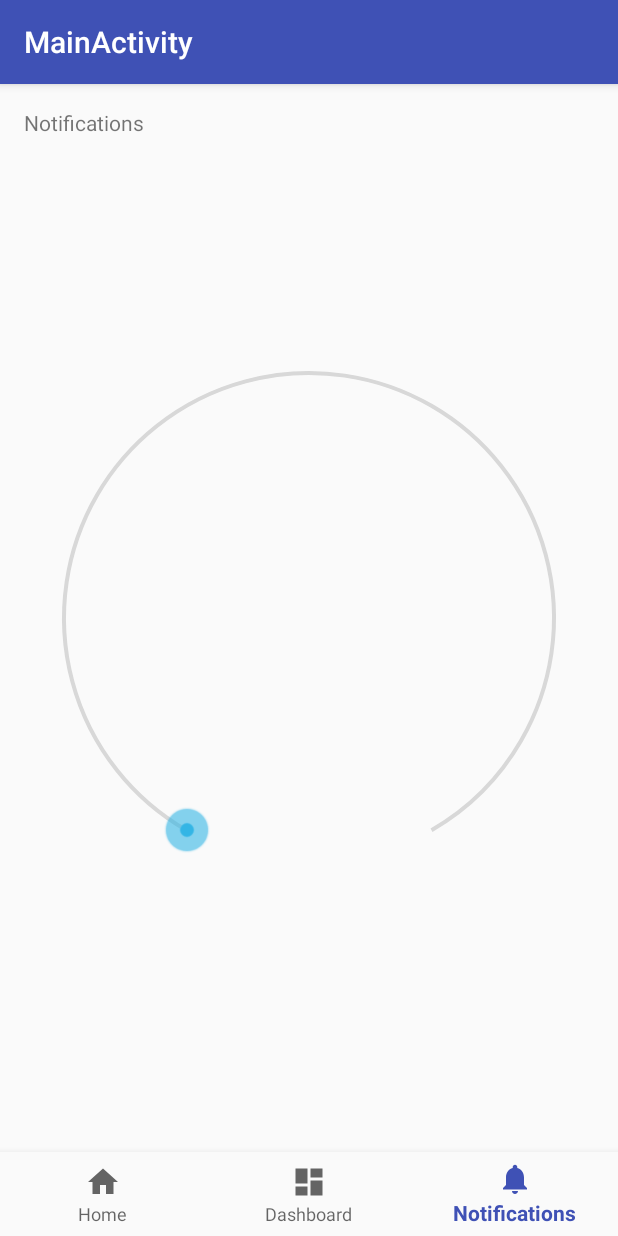
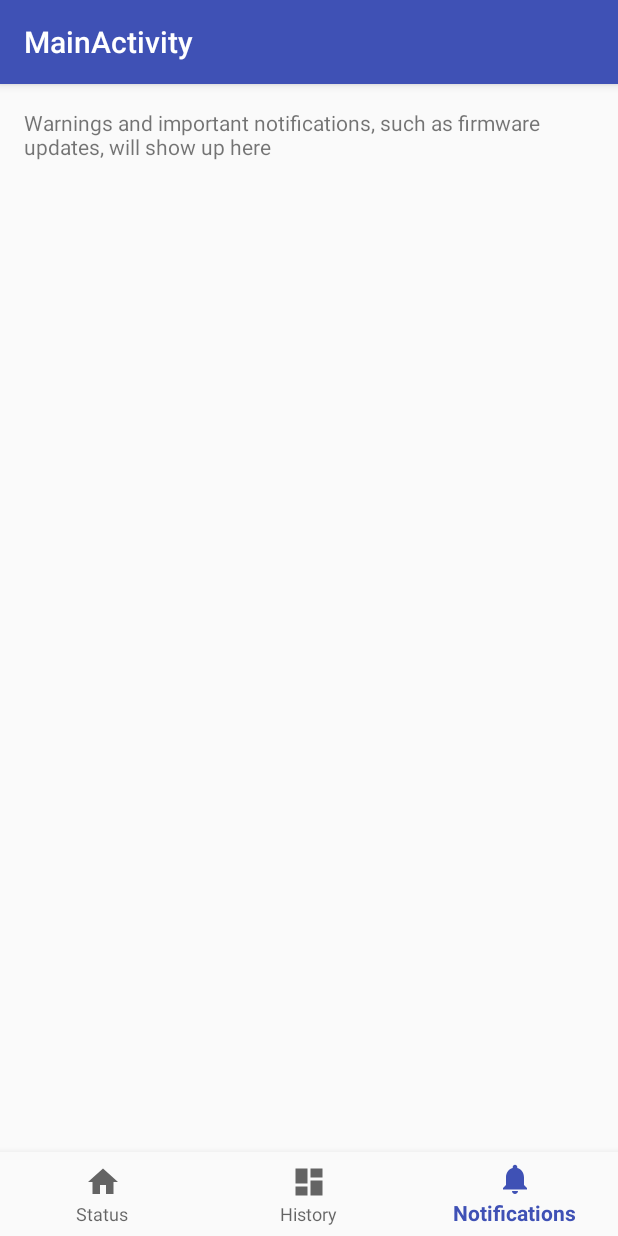
Before and after one commit to jbeaulieu/regal_iot, an Android app: the screen it shows after launch (MainActivity), item 3 of the bottom bar chosen, on a phone screen of 412 x 824 dp. Run offline under Robolectric (Android 15) with nearby library versions, the phone set to English and light mode, and no system bars.

Commit message:
Fragment support
Added individual fragments for each BottomNavigationView menu item

```diff
--- a/android/RegalIoT/app/build.gradle
+++ b/android/RegalIoT/app/build.gradle
@@ -28,5 +28,6 @@ dependencies {
     compile 'com.android.support:appcompat-v7:25.3.1'
     compile 'com.android.support:design:25.3.1'
     compile 'com.android.support:support-vector-drawable:25.3.1'
+    compile 'com.android.support:support-v4:25.3.1'
     testCompile 'junit:junit:4.12'
 }
--- a/android/RegalIoT/app/src/main/java/com/regal/iotdemo/MainActivity.java
+++ b/android/RegalIoT/app/src/main/java/com/regal/iotdemo/MainActivity.java
@@ -3,43 +3,49 @@ package com.regal.iotdemo;
 import android.os.Bundle;
 import android.support.annotation.NonNull;
 import android.support.design.widget.BottomNavigationView;
+import android.support.v4.app.Fragment;
+import android.support.v4.app.FragmentTransaction;
 import android.support.v7.app.AppCompatActivity;
 import android.view.MenuItem;
-import android.widget.TextView;
 
 public class MainActivity extends AppCompatActivity {
-
-    private TextView mTextMessage;
-
-    private BottomNavigationView.OnNavigationItemSelectedListener mOnNavigationItemSelectedListener
-            = new BottomNavigationView.OnNavigationItemSelectedListener() {
-
-        @Override
-        public boolean onNavigationItemSelected(@NonNull MenuItem item) {
-            switch (item.getItemId()) {
-                case R.id.navigation_home:
-                    mTextMessage.setText(R.string.title_home);
-                    return true;
-                case R.id.navigation_dashboard:
-                    mTextMessage.setText(R.string.title_dashboard);
-                    return true;
-                case R.id.navigation_notifications:
-                    mTextMessage.setText(R.string.title_notifications);
-                    return true;
-            }
-            return false;
-        }
-
-    };
 
     @Override
     protected void onCreate(Bundle savedInstanceState) {
         super.onCreate(savedInstanceState);
         setContentView(R.layout.activity_main);
+        BottomNavigationView bottomNavigationView = (BottomNavigationView)
+                findViewById(R.id.navigation);
 
-        mTextMessage = (TextView) findViewById(R.id.message);
-        BottomNavigationView navigation = (BottomNavigationView) findViewById(R.id.navigation);
-        navigation.setOnNavigationItemSelectedListener(mOnNavigationItemSelectedListener);
+        bottomNavigationView.setOnNavigationItemSelectedListener
+                (new BottomNavigationView.OnNavigationItemSelectedListener() {
+                    @Override
+                    public boolean onNavigationItemSelected(@NonNull MenuItem item) {
+                        Fragment selectedFragment = null;
+                        switch (item.getItemId()) {
+                            case R.id.navigation_home:
+                                selectedFragment = StatusFragment.newInstance();
+                                break;
+                            case R.id.navigation_dashboard:
+                                selectedFragment = HistoryFragment.newInstance();
+                                break;
+                            case R.id.navigation_notifications:
+                                selectedFragment = NotificationFragment.newInstance();
+                                break;
+                        }
+                        FragmentTransaction transaction = getSupportFragmentManager().beginTransaction();
+                        transaction.replace(R.id.frame_layout, selectedFragment);
+                        transaction.commit();
+                        return true;
+                    }
+                });
+
+        //Manually displaying the first fragment - one time only
+        FragmentTransaction transaction = getSupportFragmentManager().beginTransaction();
+        transaction.replace(R.id.frame_layout, StatusFragment.newInstance());
+        transaction.commit();
+
+        //Used to select an item programmatically
+        //bottomNavigationView.getMenu().getItem(2).setChecked(true);
     }
-
 }
--- /dev/null
+++ b/android/RegalIoT/app/src/main/java/com/regal/iotdemo/NotificationFragment.java
@@ -0,0 +1,25 @@
+package com.regal.iotdemo;
+
+import android.os.Bundle;
+import android.support.v4.app.Fragment;
+import android.view.LayoutInflater;
+import android.view.View;
+import android.view.ViewGroup;
+
+public class NotificationFragment extends Fragment {
+    public static NotificationFragment newInstance() {
+        NotificationFragment fragment = new NotificationFragment();
+        return fragment;
+    }
+
+    @Override
+    public void onCreate(Bundle savedInstanceState) {
+        super.onCreate(savedInstanceState);
+    }
+
+    @Override
+    public View onCreateView(LayoutInflater inflater, ViewGroup container,
+                             Bundle savedInstanceState) {
+        return inflater.inflate(R.layout.fragment_notification, container, false);
+    }
+}
--- /dev/null
+++ b/android/RegalIoT/app/src/main/java/com/regal/iotdemo/StatusFragment.java
@@ -0,0 +1,25 @@
+package com.regal.iotdemo;
+
+import android.os.Bundle;
+import android.support.v4.app.Fragment;
+import android.view.LayoutInflater;
+import android.view.View;
+import android.view.ViewGroup;
+
+public class StatusFragment extends Fragment {
+    public static StatusFragment newInstance() {
+        StatusFragment fragment = new StatusFragment();
+        return fragment;
+    }
+
+    @Override
+    public void onCreate(Bundle savedInstanceState) {
+        super.onCreate(savedInstanceState);
+    }
+
+    @Override
+    public View onCreateView(LayoutInflater inflater, ViewGroup container,
+                             Bundle savedInstanceState) {
+        return inflater.inflate(R.layout.fragment_status, container, false);
+    }
+}
--- a/android/RegalIoT/app/src/main/res/layout/activity_main.xml
+++ b/android/RegalIoT/app/src/main/res/layout/activity_main.xml
@@ -2,7 +2,6 @@
 <LinearLayout xmlns:android="http://schemas.android.com/apk/res/android"
     xmlns:app="http://schemas.android.com/apk/res-auto"
     xmlns:tools="http://schemas.android.com/tools"
-    xmlns:seekarc="http://schemas.android.com/apk/res-auto"
     android:id="@+id/container"
     android:layout_width="match_parent"
     android:layout_height="match_parent"
@@ -10,33 +9,10 @@
     tools:context="com.regal.iotdemo.MainActivity">
 
     <FrameLayout
-        android:id="@+id/content"
+        android:id="@+id/frame_layout"
         android:layout_width="match_parent"
         android:layout_height="0dp"
         android:layout_weight="1">
-
-        <TextView
-            android:id="@+id/message"
-            android:layout_width="match_parent"
-            android:layout_height="wrap_content"
-            android:layout_marginBottom="@dimen/activity_vertical_margin"
-            android:layout_marginLeft="@dimen/activity_horizontal_margin"
-            android:layout_marginRight="@dimen/activity_horizontal_margin"
-            android:layout_marginTop="@dimen/activity_vertical_margin"
-            android:text="@string/title_home" />
-
-        <com.regal.iotdemo.SeekArc
-            android:id="@+id/bangThreshold"
-            android:layout_width="match_parent"
-            android:layout_height="wrap_content"
-            android:layout_gravity="center"
-            android:padding="85dp"
-            seekarc:arcWidth="3dp"
-            seekarc:max="100"
-            seekarc:rotation="180"
-            seekarc:startAngle="30"
-            seekarc:sweepAngle="300"
-            seekarc:touchInside="true" />
 
     </FrameLayout>
 
--- /dev/null
+++ b/android/RegalIoT/app/src/main/res/layout/fragment_notification.xml
@@ -0,0 +1,13 @@
+<FrameLayout xmlns:android="http://schemas.android.com/apk/res/android"
+    xmlns:tools="http://schemas.android.com/tools"
+    android:layout_width="match_parent"
+    android:layout_height="match_parent"
+    tools:context="com.regal.iotdemo.NotificationFragment">
+
+    <TextView
+        android:layout_width="match_parent"
+        android:layout_height="match_parent"
+        android:text="@string/empty_notifications"
+        android:layout_margin="@dimen/activity_horizontal_margin" />
+
+</FrameLayout>
--- a/android/RegalIoT/app/src/main/res/menu/navigation.xml
+++ b/android/RegalIoT/app/src/main/res/menu/navigation.xml
@@ -4,12 +4,12 @@
     <item
         android:id="@+id/navigation_home"
         android:icon="@drawable/ic_home_black_24dp"
-        android:title="@string/title_home" />
+        android:title="@string/title_status" />
 
     <item
         android:id="@+id/navigation_dashboard"
         android:icon="@drawable/ic_dashboard_black_24dp"
-        android:title="@string/title_dashboard" />
+        android:title="@string/title_history" />
 
     <item
         android:id="@+id/navigation_notifications"
--- a/android/RegalIoT/app/src/main/res/values/strings.xml
+++ b/android/RegalIoT/app/src/main/res/values/strings.xml
@@ -14,7 +14,8 @@
         completions."
     </string>
     <string name="title_activity_main">MainActivity</string>
-    <string name="title_home">Home</string>
-    <string name="title_dashboard">Dashboard</string>
+    <string name="title_status">Status</string>
+    <string name="title_history">History</string>
     <string name="title_notifications">Notifications</string>
+    <string name="empty_notifications">Warnings and important notifications, such as firmware updates, will show up here</string>
 </resources>
```
Also changed, not shown: android/RegalIoT/app/src/main/java/com/regal/iotdemo/HistoryFragment.java (added, +25 -0 lines), android/RegalIoT/app/src/main/res/layout/fragment_history.xml (added, +14 -0 lines), android/RegalIoT/app/src/main/res/layout/fragment_status.xml (added, +31 -0 lines).
